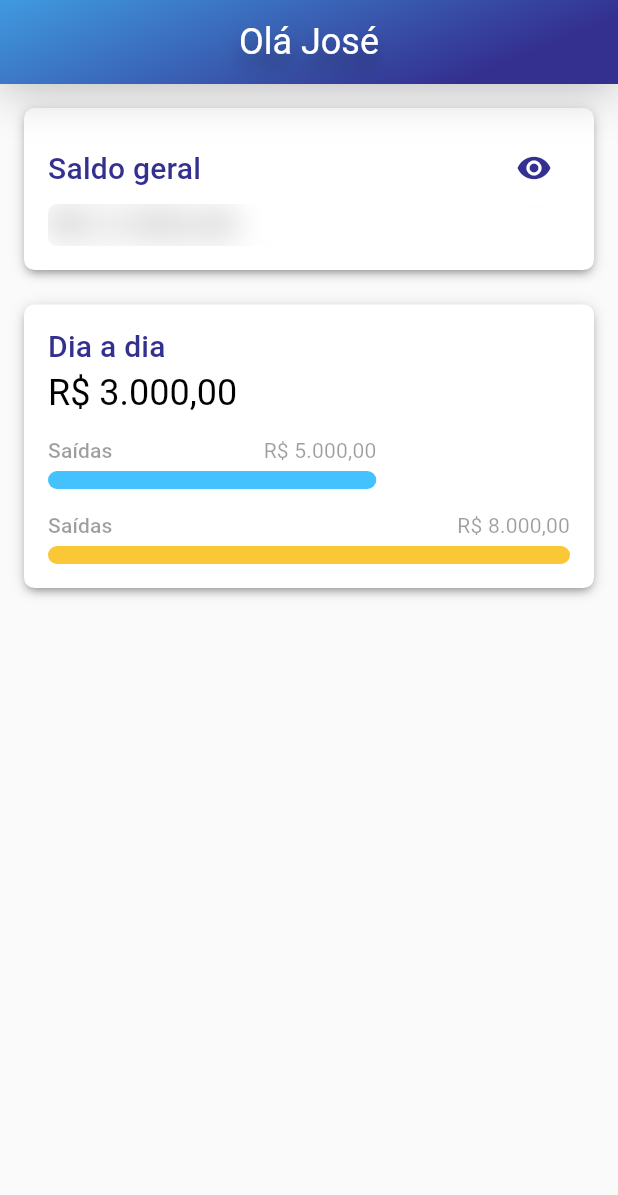
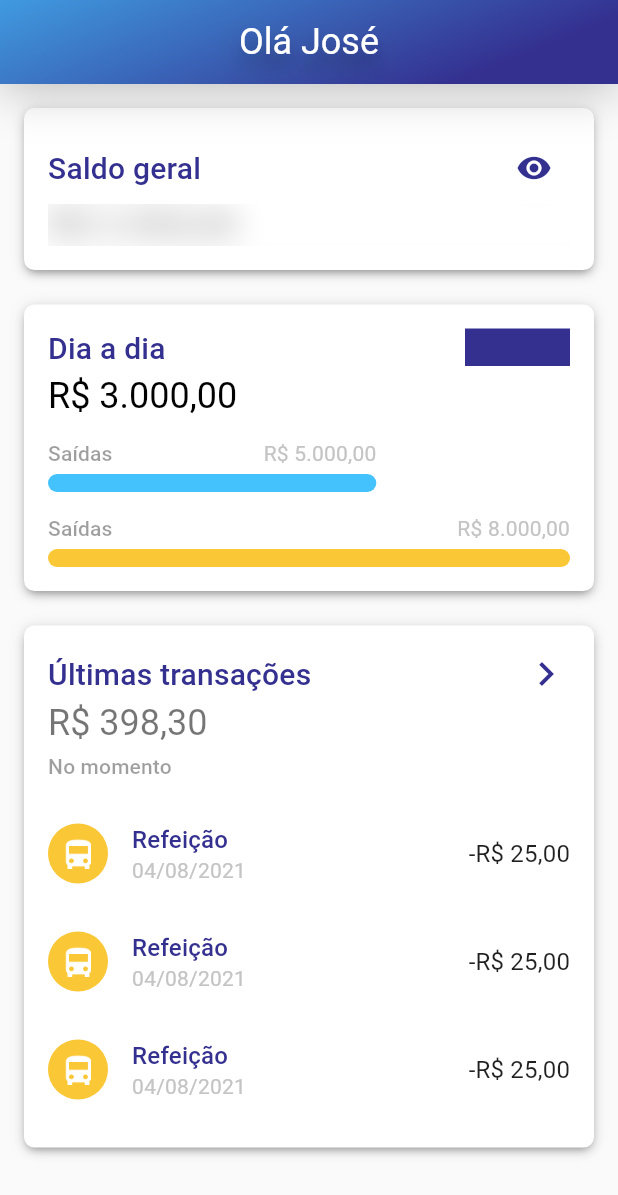
Before and after one commit to rodrigofelipejr/raro-academy-budget, a Flutter app: the screen it shows after launch, on a phone screen of 412 x 824 dp. Shown: the top 1195 px of the screen. Run offline on Flutter 3.47's test engine with Material 2 defaults, Android fonts, the phone set to English and light mode, and no system bars; missing offline and left inert: animated_card; project files that could hold a hidden picture were left out.

Commit message:
adiciona o card de ultimas transacoes

```diff
--- a/lib/src/features/home/home_page.dart
+++ b/lib/src/features/home/home_page.dart
@@ -14,16 +14,21 @@ class _HomePageState extends State<HomePage> {
   Widget build(BuildContext context) {
     return Scaffold(
       appBar: AppBarWidget(title: 'Olá José'),
-      body: Padding(
-        padding: const EdgeInsets.all(16.0),
-        child: Column(
-          children: [
-            GeneralBalanceWidget(),
-            SizedBox(
-              height: 23.0,
-            ),
-            DayByDayWidget(),
-          ],
+      body: RefreshIndicator(
+        onRefresh: () async {},
+        child: SingleChildScrollView(
+          child: Column(
+            mainAxisSize: MainAxisSize.min,
+            children: [
+              GeneralBalanceWidget(),
+              SizedBox(height: 23.0),
+              DayByDayWidget(),
+              SizedBox(height: 23.0),
+              LatestTransactionsWidget(
+                transactions: List.generate(3, (index) => index),
+              ),
+            ],
+          ),
         ),
       ),
     );
--- a/lib/src/features/home/widgets/day_by_day_widget.dart
+++ b/lib/src/features/home/widgets/day_by_day_widget.dart
@@ -14,7 +14,9 @@ class DayByDayWidget extends StatefulWidget {
 class _DayByDayStateWidget extends State<DayByDayWidget> {
   @override
   Widget build(BuildContext context) {
-    return CardWidget(
+    return Container(
+      margin: const EdgeInsets.symmetric(horizontal: 16.0),
+      child: CardWidget(
         child: Column(
           crossAxisAlignment: CrossAxisAlignment.start,
           children: [
@@ -25,7 +27,11 @@ class _DayByDayStateWidget extends State<DayByDayWidget> {
                   'Dia a dia',
                   style: AppTextStyles.purple20w500Roboto,
                 ),
-              SizedBox(),
+                Container(
+                  color: AppColors.roxo,
+                  width: 70.0,
+                  height: 25.0,
+                )
               ],
             ),
             SizedBox(
@@ -55,6 +61,7 @@ class _DayByDayStateWidget extends State<DayByDayWidget> {
             ),
           ],
         ),
+      ),
     );
   }
 }
--- a/lib/src/features/home/widgets/general_balance_widget.dart
+++ b/lib/src/features/home/widgets/general_balance_widget.dart
@@ -19,7 +19,9 @@ class GeneralBalanceStateWidget extends State<GeneralBalanceWidget> {
   Widget build(BuildContext context) {
     final screenSize = MediaQuery.of(context).size;
 
-    return CardWidget(
+    return Container(
+      margin: const EdgeInsets.only(top: 16.0, left: 16.0, right: 16.0),
+      child: CardWidget(
         child: Column(
           crossAxisAlignment: CrossAxisAlignment.start,
           children: [
@@ -39,7 +41,6 @@ class GeneralBalanceStateWidget extends State<GeneralBalanceWidget> {
                       Icons.visibility,
                       color: AppColors.roxo,
                     ),
-                  splashColor: Colors.red,
                   ),
                 ),
               ],
@@ -58,13 +59,14 @@ class GeneralBalanceStateWidget extends State<GeneralBalanceWidget> {
                       left: 0,
                       right: 0,
                       child: ClipRRect(
-                      borderRadius: BorderRadius.circular(6.0),
+                        borderRadius: BorderRadius.circular(0.0),
                         child: BackdropFilter(
                           filter: ImageFilter.blur(
                             sigmaX: 10.0,
                             sigmaY: 10.0,
                           ),
                           child: Container(
+                            padding: const EdgeInsets.only(left: 4.0),
                             color: Colors.white.withOpacity(0.5),
                             child: Text(
                               ' ',
@@ -81,6 +83,7 @@ class GeneralBalanceStateWidget extends State<GeneralBalanceWidget> {
             ),
           ],
         ),
+      ),
     );
   }
 }
--- /dev/null
+++ b/lib/src/features/home/widgets/item_card_widget.dart
@@ -0,0 +1,40 @@
+import 'package:flutter/material.dart';
+import 'package:flutter_finance_controller/src/shared/constants/app_colors.dart';
+import 'package:flutter_finance_controller/src/shared/constants/constants.dart';
+
+class ItemCardWidget extends StatelessWidget {
+  const ItemCardWidget({Key? key}) : super(key: key);
+
+  @override
+  Widget build(BuildContext context) {
+    return ListTile(
+      contentPadding: const EdgeInsets.symmetric(horizontal: 0),
+      onTap: () {},
+      leading: SizedBox(
+        height: 40.0,
+        child: CircleAvatar(
+          backgroundColor: AppColors.amarelo,
+          child: SizedBox(
+            height: 20.0,
+            child: Image.asset(
+              AppImages.icTransport,
+              fit: BoxFit.cover,
+            ),
+          ),
+        ),
+      ),
+      title: Text(
+        'Refeição',
+        style: AppTextStyles.purple16w500Roboto,
+      ),
+      subtitle: Text(
+        '04/08/2021',
+        style: AppTextStyles.gray14w400Roboto,
+      ),
+      trailing: Text(
+        '-R\$ 25,00',
+        style: AppTextStyles.black16w400Roboto,
+      ),
+    );
+  }
+}
--- /dev/null
+++ b/lib/src/features/home/widgets/latest_transactions_widget.dart
@@ -0,0 +1,60 @@
+import 'package:flutter/material.dart';
+import 'package:flutter_finance_controller/src/features/home/widgets/item_card_widget.dart';
+
+import 'card_widget.dart';
+import '../../../shared/constants/constants.dart';
+
+class LatestTransactionsWidget extends StatefulWidget {
+  final List<dynamic> transactions; //FIXME - criar model
+
+  const LatestTransactionsWidget({Key? key, required this.transactions}) : super(key: key);
+
+  @override
+  LatestTransactionsStateWidget createState() => LatestTransactionsStateWidget();
+}
+
+class LatestTransactionsStateWidget extends State<LatestTransactionsWidget> {
+  @override
+  Widget build(BuildContext context) {
+    return Container(
+      margin: const EdgeInsets.only(bottom: 16.0, left: 16.0, right: 16.0),
+      child: CardWidget(
+        child: Column(
+          crossAxisAlignment: CrossAxisAlignment.start,
+          children: [
+            Row(
+              mainAxisAlignment: MainAxisAlignment.spaceBetween,
+              children: [
+                Text(
+                  'Últimas transações',
+                  style: AppTextStyles.purple20w500Roboto,
+                ),
+                Icon(
+                  Icons.navigate_next,
+                  color: AppColors.roxo,
+                  size: 32.0,
+                ),
+              ],
+            ),
+            Padding(
+              padding: const EdgeInsets.symmetric(vertical: 3.0),
+              child: Text(
+                'R\$ 398,30',
+                style: AppTextStyles.gray24w400Roboto,
+              ),
+            ),
+            SizedBox(height: 4.0),
+            Text(
+              'No momento',
+              style: AppTextStyles.gray14w500Roboto,
+            ),
+            SizedBox(height: 14.0),
+            Column(
+              children: widget.transactions.map((e) => ItemCardWidget()).toList(),
+            )
+          ],
+        ),
+      ),
+    );
+  }
+}
--- a/lib/src/features/home/widgets/widgets.dart
+++ b/lib/src/features/home/widgets/widgets.dart
@@ -1,4 +1,4 @@
 export 'app_bar_widget.dart';
-export 'card_widget.dart';
 export 'general_balance_widget.dart';
 export 'day_by_day_widget.dart';
+export 'latest_transactions_widget.dart';
--- a/lib/src/shared/constants/app_colors.dart
+++ b/lib/src/shared/constants/app_colors.dart
@@ -10,7 +10,9 @@ class AppColors {
   static const Color azul = Color.fromRGBO(52, 48, 144, 1);
   static const Color transparent = Colors.transparent;
   static const Color black = Color.fromRGBO(0, 0, 0, 1);
+  static const Color gray = Color.fromRGBO(196, 196, 196, 1);
   static const Color white = Color.fromRGBO(255, 255, 255, 1);
   static const Color black54 = Color.fromRGBO(0, 0, 0, .54);
   static const Color black38 = Color.fromRGBO(0, 0, 0, .38);
+  static const Color black87 = Color.fromRGBO(0, 0, 0, .87);
 }
--- /dev/null
+++ b/lib/src/shared/constants/app_images.dart
@@ -0,0 +1,8 @@
+class AppImages {
+  static const _path = 'assets/images';
+
+  static const String icTransport = '$_path/ic_transport.png';
+  static const String icEducation = '$_path/ic_education.png';
+  static const String icMeal = '$_path/ic_meal.png';
+  static const String icTrip = '$_path/ic_trip.png';
+}
--- a/lib/src/shared/constants/app_text_styles.dart
+++ b/lib/src/shared/constants/app_text_styles.dart
@@ -25,6 +25,14 @@ class AppTextStyles {
     fontFamily: "Roboto",
   );
 
+  static const TextStyle black16w400Roboto = TextStyle(
+    color: AppColors.black87,
+    fontWeight: FontWeight.w400,
+    fontSize: 16.0,
+    fontFamily: "Roboto",
+    letterSpacing: 0.15,
+  );
+
   static const TextStyle gray24w400Roboto = TextStyle(
     color: AppColors.black54,
     fontWeight: FontWeight.w400,
@@ -41,10 +49,18 @@ class AppTextStyles {
   );
 
   static const TextStyle gray14w400Roboto = TextStyle(
-    color: AppColors.black38,
+    color: AppColors.gray,
     fontWeight: FontWeight.w400,
     fontSize: 14.0,
     fontFamily: "Roboto",
     letterSpacing: 0.15,
   );
+
+  static const TextStyle purple16w500Roboto = TextStyle(
+    color: AppColors.roxo,
+    fontWeight: FontWeight.w500,
+    fontSize: 16.0,
+    fontFamily: "Roboto",
+    letterSpacing: 0.15,
+  );
 }
--- a/lib/src/shared/constants/constants.dart
+++ b/lib/src/shared/constants/constants.dart
@@ -2,3 +2,4 @@ export 'app_colors.dart';
 export 'app_text_styles.dart';
 export 'app_gradients.dart';
 export 'app_shadows.dart';
+export 'app_images.dart';
```
Also changed, not shown: assets/images/ic_education.png (added), assets/images/ic_meal.png (added), assets/images/ic_transport.png (added), assets/images/ic_trip.png (added). Lines whose indentation alone changed are shown as unchanged.
